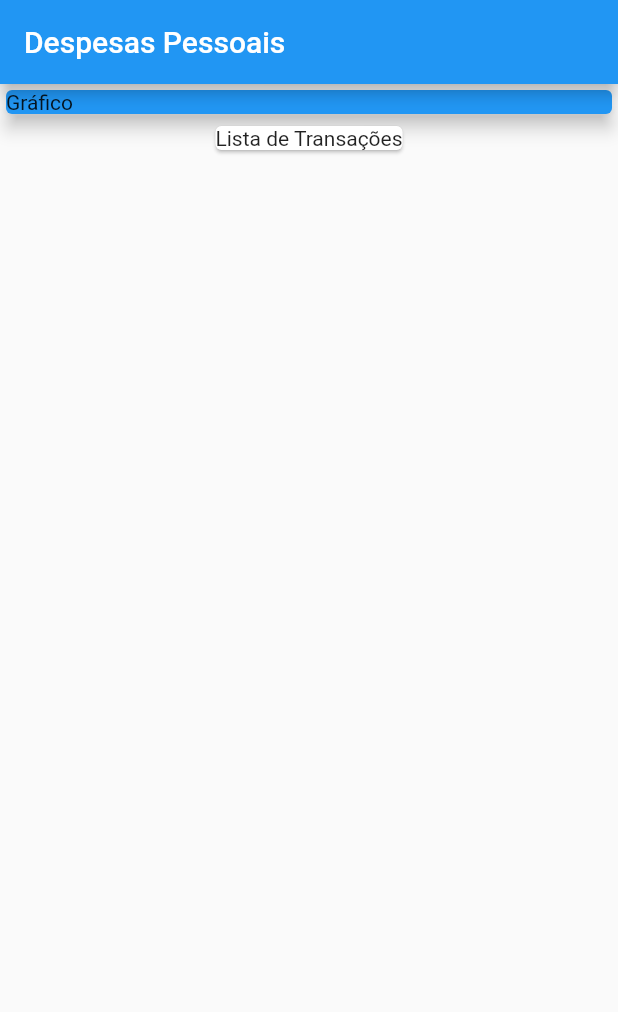
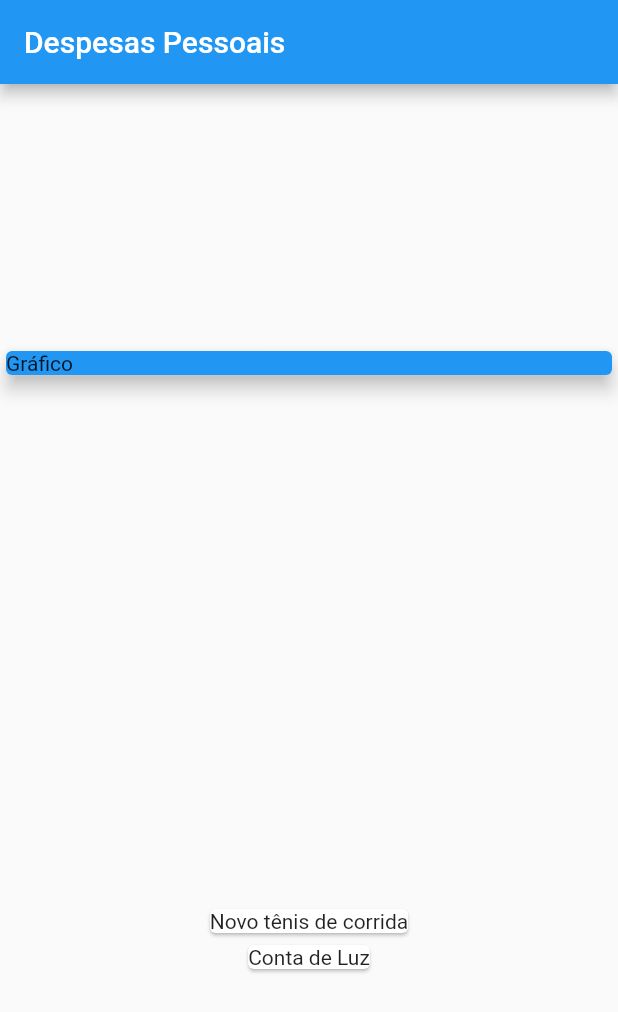
Before and after one commit to danielfreitasbs/Flutter-Course-by-Cod3r, a Flutter app: the screen it shows after launch, on a phone screen of 412 x 824 dp. Shown: the top 1012 px of the screen. Run offline on Flutter 3.47's test engine with Material 2 defaults, Android fonts, the phone set to English and light mode, and no system bars.

```diff
--- a/App - Despesas Pessoais/expenses/lib/main.dart
+++ b/App - Despesas Pessoais/expenses/lib/main.dart
@@ -1,3 +1,4 @@
+import 'package:expenses/models/transaction.dart';
 import 'package:flutter/material.dart';
 
 main() => runApp(ExpensesApp());
@@ -12,6 +13,21 @@ class ExpensesApp extends StatelessWidget {
 }
 
 class MyHomePage extends StatelessWidget {
+  final _transactions = [
+    Transaction(
+      id: 't1',
+      title: 'Novo tênis de corrida',
+      value: 310.76,
+      date: DateTime.now(),
+    ),
+    Transaction(
+      id: 't2',
+      title: 'Conta de Luz',
+      value: 211.30,
+      date: DateTime.now(),
+    ),
+  ];
+
   @override
   Widget build(BuildContext context) {
     return Scaffold(
@@ -19,6 +35,8 @@ class MyHomePage extends StatelessWidget {
         title: Text('Despesas Pessoais'),
       ),
       body: Column(
+        mainAxisAlignment: MainAxisAlignment.spaceAround,
+        crossAxisAlignment: CrossAxisAlignment.stretch,
         children: <Widget>[
           Container(
             width: double.infinity,
@@ -28,8 +46,12 @@ class MyHomePage extends StatelessWidget {
               elevation: 5,
             ),
           ),
-          Card(
-            child: Text('Lista de Transações'),
+          Column(
+            children: _transactions.map((tr) {
+              return Card(
+                child: Text(tr.title),
+              );
+            }).toList(),
           )
         ],
       ),
--- /dev/null
+++ b/App - Despesas Pessoais/expenses/lib/models/transaction.dart
@@ -0,0 +1,15 @@
+import 'package:flutter/foundation.dart';
+
+class Transaction {
+  final String id;
+  final String title;
+  final double value;
+  final DateTime date;
+
+  Transaction({
+    @required this.id,
+    @required this.title,
+    @required this.value,
+    @required this.date,
+  });
+}
```
